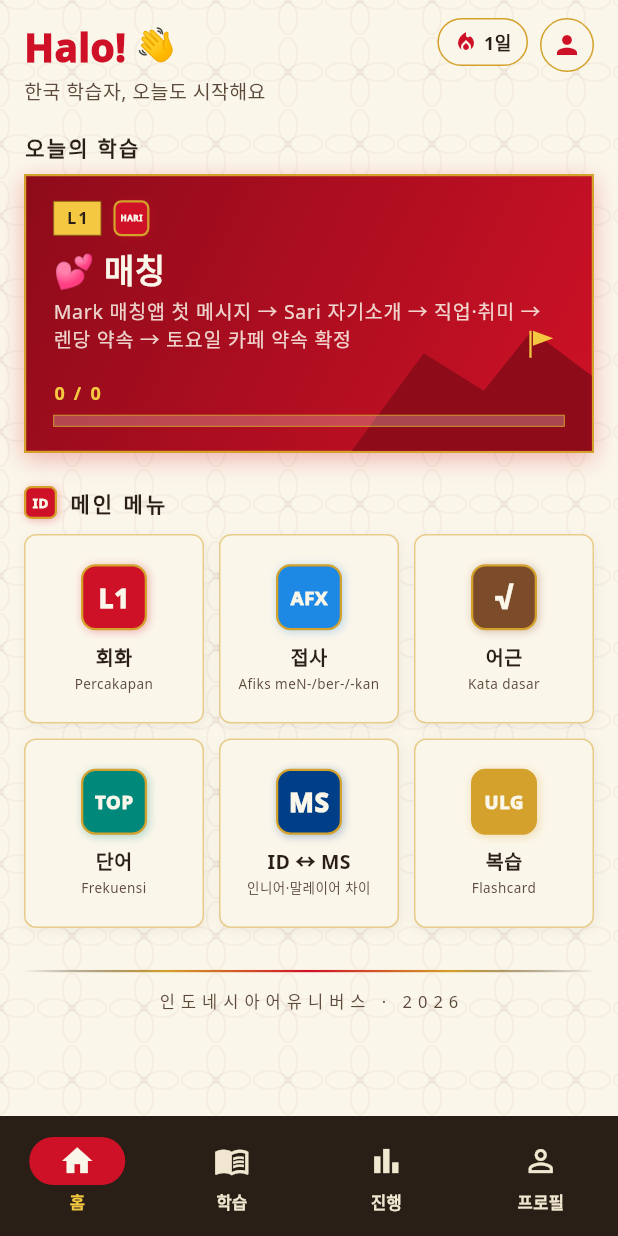
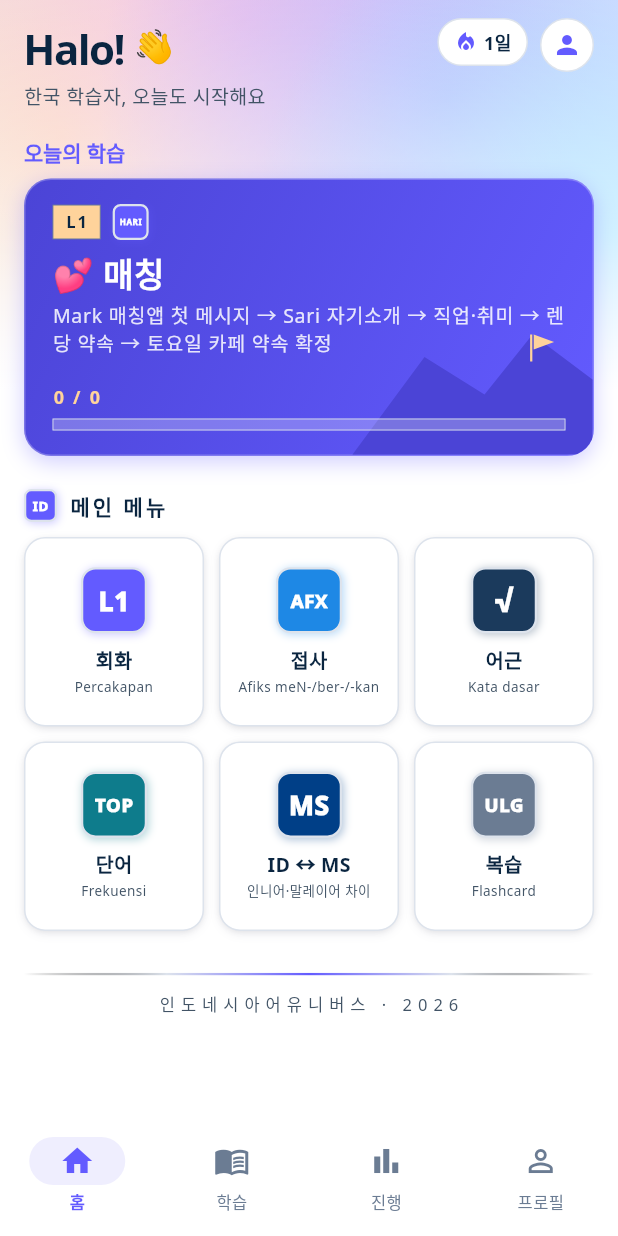
Before and after one commit to talkverselab/talkverse-id, a Flutter app: the screen it shows after launch, on a phone screen of 412 x 824 dp. Run offline on Flutter 3.47's test engine with Material 3 defaults, Android fonts, the phone set to English and light mode, and no system bars; our stand-ins replace audioplayers, csv, drift, drift_flutter, flutter_tts, package_info_plus and 1 more; accounts and stored records are empty; generated files the repository leaves out were written again; Roboto replaces fonts that are missing (Pretendard); statements that could not run were skipped.

Commit message:
style: talkverse.uk 톤으로 화면 색·모양 변경 — 흰 바탕·남색 글자·인디고 포인트
- theme.dart: 색 이름은 유지하고 값만 사이트 토큰으로(ink/body/accent/line/soft)
- 앱바·탭바 흰 배경, 카드·타일 둥근 모서리와 옅은 그림자, 알약 버튼
- 홈 상단 바틱 무늬 → 파스텔 메시 그라데이션(MeshBackdrop)
- 회화 화면 앱바 아이콘을 흰 앱바에서 보이는 색으로, ID 배지는 사이트 인도네시아어 카드색

Co-Authored-By: Claude Opus 5.5 <noreply@anthropic.com>
Claude-Session: https://claude.ai/code/session_01Mdv4WfogYQ63D6867Zdeqv

```diff
--- a/lib/core/theme.dart
+++ b/lib/core/theme.dart
@@ -1,35 +1,38 @@
 import 'package:flutter/material.dart';
 
-/// 인도네시아·말레이풍 컬러 팔레트 — "Merah Putih × Batik".
+/// 컬러 팔레트 — talkverse.uk 톤(2026-10-25).
 ///
-/// 국기의 붉은색(merah)을 메인으로, 바틱 소간(sogan) 갈색,
-/// 사원·왕궁의 금(emas), 열대 바다의 틸(laut)을 조합한다.
-/// 배경은 상아색(gading), 텍스트는 짙은 목재색(kayu).
+/// 흰 바탕 + 남색 글자 + 인디고 포인트 하나, 그 밖의 색은 절제한다.
+/// 이름(merah·emas·sogan…)은 옛 "Merah Putih × Batik" 팔레트에서 온 것이라
+/// 화면 코드가 그대로 쓰고, 값만 사이트 토큰(`--ink`·`--body`·`--accent`…)에 맞췄다.
 class AppColors {
-  // 主色 — 메라 (merah, 국기 빨강 / 사룽·바틱의 강조색)
-  static const Color merah = Color(0xFFCE1126);
-  static const Color merahDeep = Color(0xFF8E0B1A);
-  static const Color merahLight = Color(0xFFE8455A);
+  // 주색 — 사이트 `--accent` 인디고
+  static const Color merah = Color(0xFF635BFF);
+  static const Color merahDeep = Color(0xFF4B44D6); // `--accent-ink`
+  static const Color merahLight = Color(0xFFA9A4FF);
 
-  // 副色 — 에마스 (emas, 금박·왕궁·크바야 자수)
-  static const Color emas = Color(0xFFD4A12C);
-  static const Color emasBright = Color(0xFFF5C842);
-  static const Color emasDeep = Color(0xFF8B6914);
+  // 보조 — 옛 금색 자리. 테두리는 사이트 `--line` 계열, 밝은 강조는 히어로 피치
+  static const Color emas = Color(0xFFDDE3EC);
+  static const Color emasBright = Color(0xFFFFD39B);
+  static const Color emasDeep = Color(0xFF6B7C93); // `--muted`
 
-  // 소간 (sogan, 바틱 솔로·족자의 갈색)
-  static const Color sogan = Color(0xFF7B4B2A);
-  static const Color soganLight = Color(0xFFA9754C);
+  // 옛 바틱 갈색 자리 — 짙은 남색 계열
+  static const Color sogan = Color(0xFF1B3A5C);
+  static const Color soganLight = Color(0xFF6B7C93);
 
-  // 카유 (kayu, 짙은 목재 — 텍스트)
-  static const Color kayu = Color(0xFF2A1F16);
-  static const Color kayuLight = Color(0xFF5C4A3B);
+  // 글자 — `--ink` / `--body`
+  static const Color kayu = Color(0xFF0A2540);
+  static const Color kayuLight = Color(0xFF425466);
 
-  // 가딩 (gading, 상아색 배경)
-  static const Color gading = Color(0xFFFBF6EA);
-  static const Color gadingDeep = Color(0xFFF1E7D0);
+  // 바탕 — 흰색 / `--soft`
+  static const Color gading = Color(0xFFFFFFFF);
+  static const Color gadingDeep = Color(0xFFF6F9FC);
 
-  // 라웃 (laut, 열대 바다 틸 — 보조 강조)
-  static const Color laut = Color(0xFF00897B);
+  // 보조 강조 — 차분한 청록(완료·학습됨)
+  static const Color laut = Color(0xFF0E7C8C);
+
+  // 인도네시아어 카드색 — talkverse.uk 언어 카드의 `--c`
+  static const Color bahasa = Color(0xFFD04A4A);
 
   // 말레이 변이(ms) 강조 — 말레이시아 국기 파랑/노랑
   static const Color biruMs = Color(0xFF003F87);
@@ -64,16 +67,16 @@ class AppTheme {
       colorScheme: ColorScheme(
         brightness: Brightness.light,
         primary: AppColors.merah,
-        onPrimary: AppColors.gading,
+        onPrimary: Colors.white,
         primaryContainer: AppColors.merahLight,
         onPrimaryContainer: AppColors.kayu,
-        secondary: AppColors.emas,
-        onSecondary: AppColors.kayu,
+        secondary: AppColors.sogan,
+        onSecondary: Colors.white,
         secondaryContainer: AppColors.emasBright,
         onSecondaryContainer: AppColors.kayu,
         tertiary: AppColors.laut,
         onTertiary: AppColors.gading,
-        tertiaryContainer: const Color(0xFFB2DFDB),
+        tertiaryContainer: const Color(0xFFCDEFF2),
         onTertiaryContainer: AppColors.kayu,
         error: const Color(0xFFB00020),
         onError: Colors.white,
@@ -82,7 +85,7 @@ class AppTheme {
         surfaceContainerHighest: AppColors.gadingDeep,
         onSurfaceVariant: AppColors.kayuLight,
         outline: AppColors.emasDeep,
-        outlineVariant: const Color(0xFFDCCBA8),
+        outlineVariant: AppColors.emas,
       ),
       scaffoldBackgroundColor: AppColors.gading,
       fontFamily: 'Pretendard',
@@ -90,56 +93,81 @@ class AppTheme {
     );
 
     return base.copyWith(
+      textTheme: base.textTheme.apply(
+        bodyColor: AppColors.kayuLight,
+        displayColor: AppColors.kayu,
+      ),
       appBarTheme: const AppBarTheme(
         centerTitle: true,
         elevation: 0,
-        backgroundColor: AppColors.merah,
-        foregroundColor: AppColors.gading,
+        scrolledUnderElevation: 0,
+        backgroundColor: AppColors.gading,
+        surfaceTintColor: Colors.transparent,
+        foregroundColor: AppColors.kayu,
+        shape: Border(bottom: BorderSide(color: AppColors.emas, width: 1)),
         titleTextStyle: TextStyle(
-          color: AppColors.gading,
-          fontSize: 18,
-          fontWeight: FontWeight.w700,
-          letterSpacing: 1.2,
+          color: AppColors.kayu,
+          fontSize: 17,
+          fontWeight: FontWeight.w600,
+          letterSpacing: -0.3,
         ),
       ),
       cardTheme: CardThemeData(
         elevation: 0,
         color: AppColors.gading,
+        shadowColor: const Color(0x1A32325D),
         shape: RoundedRectangleBorder(
-          borderRadius: BorderRadius.circular(6),
-          side: const BorderSide(color: AppColors.emas, width: 0.8),
+          borderRadius: BorderRadius.circular(14),
+          side: const BorderSide(color: AppColors.emas, width: 1),
         ),
       ),
       navigationBarTheme: NavigationBarThemeData(
-        backgroundColor: AppColors.kayu,
-        indicatorColor: AppColors.merah,
+        backgroundColor: AppColors.gading,
+        surfaceTintColor: Colors.transparent,
+        indicatorColor: const Color(0xFFEFEEFE),
         labelTextStyle: WidgetStateProperty.resolveWith((states) {
           final selected = states.contains(WidgetState.selected);
           return TextStyle(
-            color: selected ? AppColors.emasBright : AppColors.gadingDeep,
+            color: selected ? AppColors.merah : AppColors.emasDeep,
             fontSize: 11,
-            fontWeight: FontWeight.w600,
+            fontWeight: selected ? FontWeight.w600 : FontWeight.w500,
           );
         }),
         iconTheme: WidgetStateProperty.resolveWith((states) {
           final selected = states.contains(WidgetState.selected);
           return IconThemeData(
-            color: selected ? AppColors.gading : AppColors.gadingDeep,
+            color: selected ? AppColors.merah : AppColors.emasDeep,
             size: 24,
           );
         }),
+      ),
+      filledButtonTheme: FilledButtonThemeData(
+        style: FilledButton.styleFrom(
+          backgroundColor: AppColors.kayu,
+          foregroundColor: Colors.white,
+          shape: const StadiumBorder(),
+          textStyle: const TextStyle(fontWeight: FontWeight.w600),
+        ),
+      ),
+      outlinedButtonTheme: OutlinedButtonThemeData(
+        style: OutlinedButton.styleFrom(
+          foregroundColor: AppColors.kayu,
+          side: const BorderSide(color: AppColors.emas),
+          shape: const StadiumBorder(),
+        ),
       ),
       chipTheme: ChipThemeData(
         backgroundColor: AppColors.gadingDeep,
         labelStyle:
             const TextStyle(color: AppColors.kayu, fontWeight: FontWeight.w600),
         side: const BorderSide(color: AppColors.emas),
+        shape: const StadiumBorder(),
         selectedColor: AppColors.merah,
         secondaryLabelStyle: const TextStyle(color: AppColors.gading),
       ),
       dividerTheme: const DividerThemeData(
         color: AppColors.emas,
-        thickness: 0.5,
+        thickness: 1,
       ),
       listTileTheme: const ListTileThemeData(
         iconColor: AppColors.merah,
--- a/lib/screens/episode_screen.dart
+++ b/lib/screens/episode_screen.dart
@@ -85,7 +85,7 @@ class _EpisodeScreenState extends State<EpisodeScreen> {
           IconButton(
             tooltip: '한국어 뜻',
             icon: Icon(_showKo ? Icons.translate : Icons.translate_outlined,
-                color: _showKo ? AppColors.emasBright : AppColors.gading),
+                color: _showKo ? AppColors.merah : AppColors.emasDeep),
             onPressed: () => setState(() => _showKo = !_showKo),
           ),
           IconButton(
@@ -93,14 +93,14 @@ class _EpisodeScreenState extends State<EpisodeScreen> {
             icon: Text('MS',
                 style: TextStyle(
                   fontWeight: FontWeight.w900,
-                  color: _showMs ? AppColors.kuningMs : AppColors.gading,
+                  color: _showMs ? AppColors.biruMs : AppColors.emasDeep,
                 )),
             onPressed: () => setState(() => _showMs = !_showMs),
           ),
           IconButton(
             tooltip: '접사 색상',
             icon: Icon(Icons.palette,
-                color: _colorize ? AppColors.emasBright : AppColors.gading),
+                color: _colorize ? AppColors.merah : AppColors.emasDeep),
             onPressed: () => setState(() => _colorize = !_colorize),
           ),
         ],
--- a/lib/screens/main_screen.dart
+++ b/lib/screens/main_screen.dart
@@ -64,7 +64,7 @@ class HomeScreen extends StatelessWidget {
       backgroundColor: AppColors.gading,
       body: Stack(
         children: [
-          const Positioned.fill(child: BatikPattern(opacity: 0.05)),
+          const Positioned(top: 0, left: 0, right: 0, height: 260, child: MeshBackdrop()),
           SafeArea(
             child: ListView(
               padding: const EdgeInsets.symmetric(horizontal: 16, vertical: 12),
@@ -81,9 +81,10 @@ class HomeScreen extends StatelessWidget {
                               Text(
                                 'Halo!',
                                 style: TextStyle(
-                                  fontSize: 26,
-                                  fontWeight: FontWeight.w900,
-                                  color: AppColors.merah,
+                                  fontSize: 28,
+                                  fontWeight: FontWeight.w700,
+                                  color: AppColors.kayu,
+                                  letterSpacing: -1,
                                 ),
                               ),
                               SizedBox(width: 6),
@@ -121,9 +122,9 @@ class HomeScreen extends StatelessWidget {
                   '오늘의 학습',
                   style: TextStyle(
                     fontSize: 14,
-                    fontWeight: FontWeight.w800,
-                    color: AppColors.kayu,
-                    letterSpacing: 1.5,
+                    fontWeight: FontWeight.w600,
+                    color: AppColors.merah,
+                    letterSpacing: -0.1,
                   ),
                 ),
                 const SizedBox(height: 8),
@@ -244,7 +245,7 @@ class _MenuGrid extends StatelessWidget {
           builder: (_) => const WordFreqScreen()),
       _MenuItem(label: 'ID ↔ MS', sub: '인니어·말레이어 차이', seal: 'MS', color: AppColors.biruMs,
           builder: (_) => const VariantsScreen()),
-      _MenuItem(label: '복습', sub: 'Flashcard', seal: 'ULG', color: AppColors.emas,
+      _MenuItem(label: '복습', sub: 'Flashcard', seal: 'ULG', color: AppColors.emasDeep,
           builder: (_) => const FlashcardScreen()),
     ];
 
@@ -289,14 +290,11 @@ class _MenuTile extends StatelessWidget {
       child: Container(
         decoration: BoxDecoration(
           color: AppColors.gading,
-          borderRadius: BorderRadius.circular(8),
-          border: Border.all(color: AppColors.emas.withValues(alpha: 0.5)),
-          boxShadow: [
-            BoxShadow(
-              color: AppColors.kayu.withValues(alpha: 0.06),
-              blurRadius: 6,
-              offset: const Offset(1, 2),
-            ),
+          borderRadius: BorderRadius.circular(14),
+          border: Border.all(color: AppColors.emas),
+          boxShadow: const [
+            BoxShadow(color: Color(0x1A32325D), blurRadius: 5, offset: Offset(0, 2), spreadRadius: -1),
+            BoxShadow(color: Color(0x14000000), blurRadius: 3, offset: Offset(0, 1), spreadRadius: -1),
           ],
         ),
         child: Padding(
--- a/lib/widgets/indo_decor.dart
+++ b/lib/widgets/indo_decor.dart
@@ -205,7 +205,7 @@ class IndoCard extends StatelessWidget {
     return Container(
       decoration: BoxDecoration(
         color: AppColors.gading,
-        borderRadius: BorderRadius.circular(8),
+        borderRadius: BorderRadius.circular(14),
         border: Border.all(color: AppColors.emas, width: 1),
       ),
       clipBehavior: Clip.antiAlias,
@@ -257,7 +257,7 @@ class VariantChip extends StatelessWidget {
     return Container(
       padding: const EdgeInsets.symmetric(horizontal: 6, vertical: 2),
       decoration: BoxDecoration(
-        color: isMs ? AppColors.biruMs : AppColors.merah,
+        color: isMs ? AppColors.biruMs : AppColors.bahasa,
         borderRadius: BorderRadius.circular(4),
       ),
       child: Text(
@@ -305,3 +305,48 @@ class StreakChip extends StatelessWidget {
     );
   }
 }
+
+/// 파스텔 메시 그라데이션 — talkverse.uk 히어로 배경을 옮긴 것. 홈 상단에만 쓴다.
+class MeshBackdrop extends StatelessWidget {
+  const MeshBackdrop({super.key});
+
+  static const _blobs = <(Alignment, Color)>[
+    (Alignment(-0.8, -0.3), Color(0xFFFFD39B)),
+    (Alignment(-0.2, -0.9), Color(0xFFF5B8E6)),
+    (Alignment(0.45, -0.5), Color(0xFFA9A4FF)),
+    (Alignment(0.95, 0.2), Color(0xFF8FE3FF)),
+  ];
+
+  @override
+  Widget build(BuildContext context) {
+    return IgnorePointer(
+      child: Stack(
+        fit: StackFit.expand,
+        children: [
+          const ColoredBox(color: Color(0xFFECEAFF)),
+          for (final (align, color) in _blobs)
+            DecoratedBox(
+              decoration: BoxDecoration(
+                gradient: RadialGradient(
+                  center: align,
+                  radius: 0.9,
+                  colors: [color.withValues(alpha: 0.85), color.withValues(alpha: 0)],
+                ),
+              ),
+            ),
+          // 아래로 갈수록 흰 바탕에 녹아들게
+          const DecoratedBox(
+            decoration: BoxDecoration(
+              gradient: LinearGradient(
+                begin: Alignment.topCenter,
+                end: Alignment.bottomCenter,
+                colors: [Color(0x26FFFFFF), Color(0x8CFFFFFF), Colors.white],
+                stops: [0, 0.6, 1],
+              ),
+            ),
+          ),
+        ],
+      ),
+    );
+  }
+}
--- a/lib/widgets/today_mission.dart
+++ b/lib/widgets/today_mission.dart
@@ -27,13 +27,15 @@ class TodayMissionCard extends StatelessWidget {
     return InkWell(
       onTap: onTap,
       child: Container(
+        clipBehavior: Clip.antiAlias,
         decoration: BoxDecoration(
+          borderRadius: BorderRadius.circular(18),
           gradient: const LinearGradient(
             colors: [AppColors.merahDeep, AppColors.merah],
             begin: Alignment.topLeft,
             end: Alignment.bottomRight,
           ),
-          border: Border.all(color: AppColors.emas, width: 1.5),
+          border: Border.all(color: Colors.white.withValues(alpha: 0.25), width: 1),
           boxShadow: [
             BoxShadow(
               color: AppColors.merah.withValues(alpha: 0.3),
```
